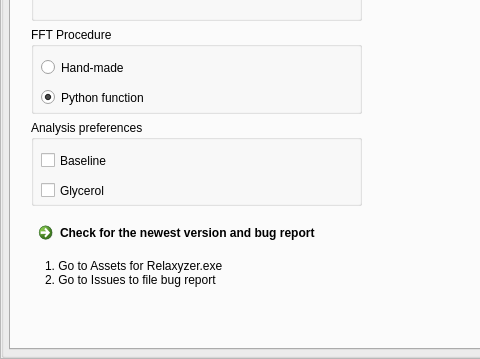
Above: form.ui from timesama/M2-Approach before the change; both pictures show x 0 to 480 and y 341 to 700 of the 1000 by 700 pixel window. Below: the same form after it.
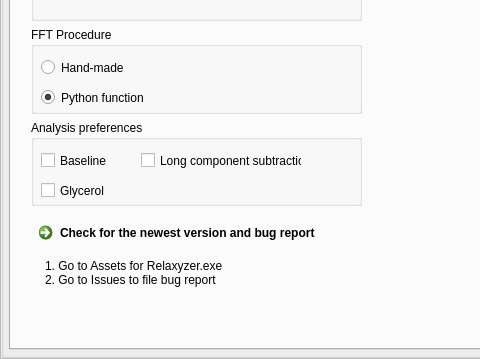
That is the form after the change. The open tabs and pages were chosen to show the change. Custom widgets are drawn as their Qt base class.

Commit message: added long component option coefficients adjustment for long component imaginary is zero for long component

Diff of the .ui file:
```diff
--- a/form.ui
+++ b/form.ui
@@ -3751,6 +3751,19 @@
                     <string>Glycerol</string>
                    </property>
                   </widget>
+                  <widget class="QCheckBox" name="checkBox_4">
+                   <property name="geometry">
+                    <rect>
+                     <x>110</x>
+                     <y>30</y>
+                     <width>161</width>
+                     <height>21</height>
+                    </rect>
+                   </property>
+                   <property name="text">
+                    <string>Long component subtraction</string>
+                   </property>
+                  </widget>
                  </widget>
                 </item>
                </layout>
```
The commit also changes 2 other files.
